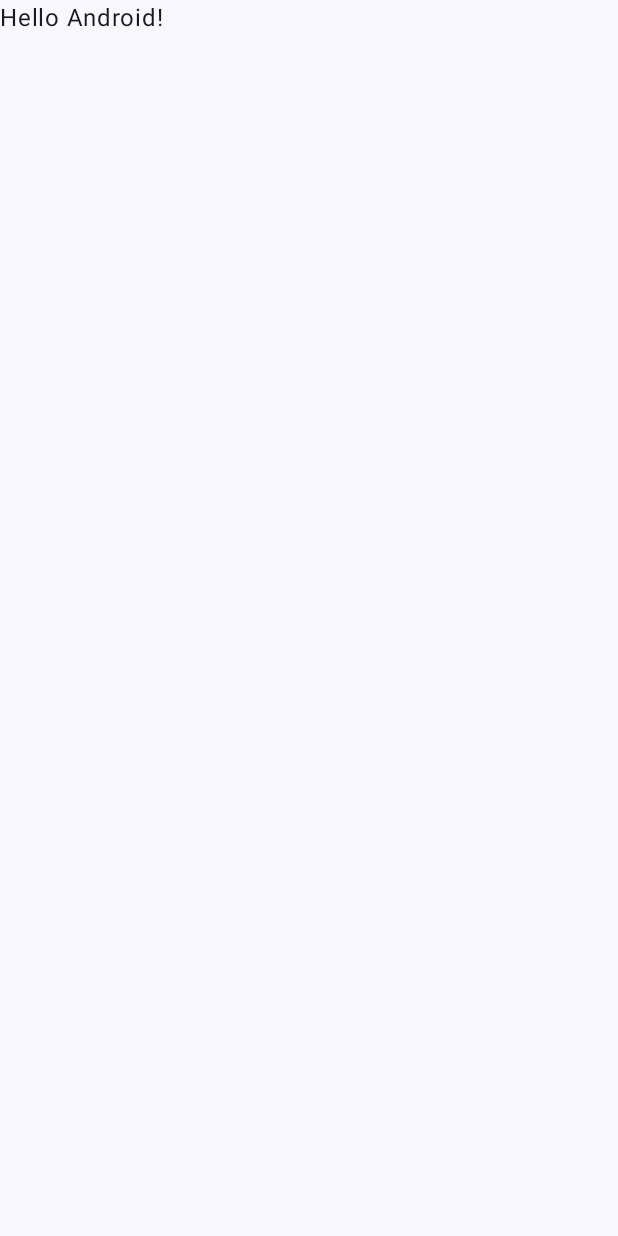
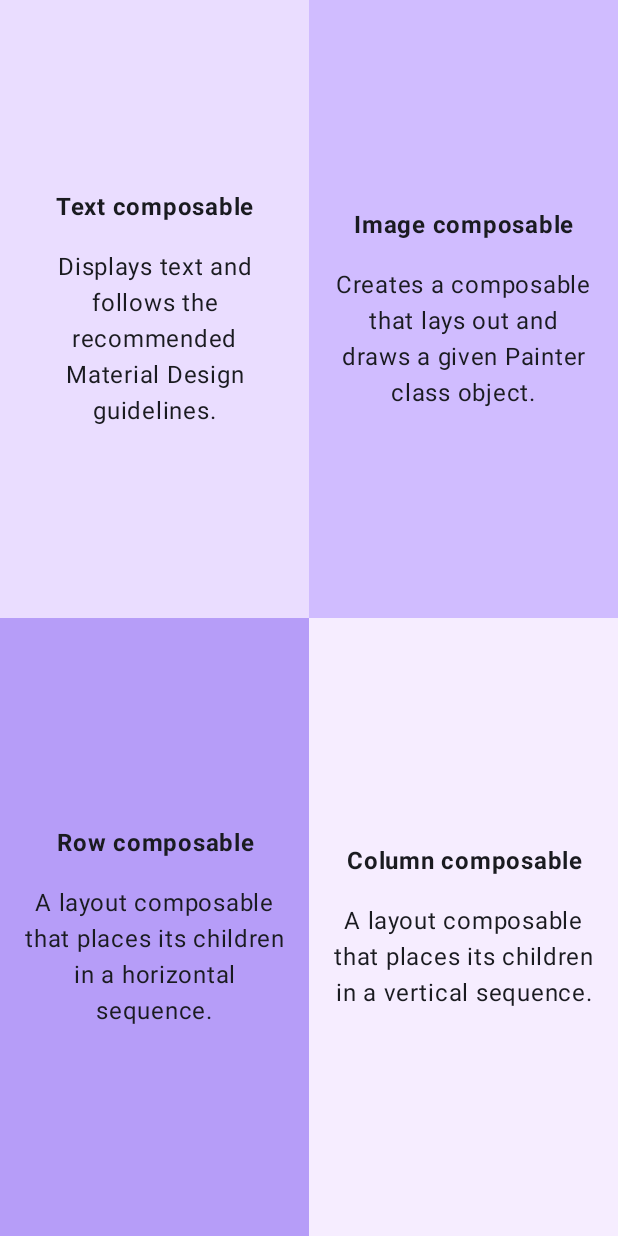
Before and after one commit to KatePril/ComposeQuadrant, an Android app built with Jetpack Compose: the screen it shows after launch (MainActivity), on a phone screen of 412 x 824 dp. Before the commit the screen is almost empty. Run offline under Robolectric (Android 15) with nearby library versions, the phone set to English and light mode, and no system bars.

```diff
--- a/app/src/main/java/com/example/composequadrant/MainActivity.kt
+++ b/app/src/main/java/com/example/composequadrant/MainActivity.kt
@@ -1,15 +1,29 @@
 package com.example.composequadrant
 
+import android.icu.text.CaseMap.Title
 import android.os.Bundle
 import androidx.activity.ComponentActivity
 import androidx.activity.compose.setContent
+import androidx.compose.foundation.layout.Arrangement
+import androidx.compose.foundation.layout.Column
+import androidx.compose.foundation.layout.Row
 import androidx.compose.foundation.layout.fillMaxSize
+import androidx.compose.foundation.layout.fillMaxWidth
+import androidx.compose.foundation.layout.height
+import androidx.compose.foundation.layout.padding
+import androidx.compose.foundation.layout.width
 import androidx.compose.material3.MaterialTheme
 import androidx.compose.material3.Surface
 import androidx.compose.material3.Text
 import androidx.compose.runtime.Composable
+import androidx.compose.ui.Alignment
 import androidx.compose.ui.Modifier
+import androidx.compose.ui.graphics.Color
+import androidx.compose.ui.res.stringResource
+import androidx.compose.ui.text.font.FontWeight
+import androidx.compose.ui.text.style.TextAlign
 import androidx.compose.ui.tooling.preview.Preview
+import androidx.compose.ui.unit.dp
 import com.example.composequadrant.ui.theme.ComposeQuadrantTheme
 
 class MainActivity : ComponentActivity() {
@@ -22,7 +36,7 @@ class MainActivity : ComponentActivity() {
                     modifier = Modifier.fillMaxSize(),
                     color = MaterialTheme.colorScheme.background
                 ) {
-                    Greeting("Android")
+                    App()
                 }
             }
         }
@@ -30,17 +44,85 @@ class MainActivity : ComponentActivity() {
 }
 
 @Composable
-fun Greeting(name: String, modifier: Modifier = Modifier) {
-    Text(
-        text = "Hello $name!",
-        modifier = modifier
-    )
+fun Quadrant(
+    title: String,
+    text: String,
+    color: Color,
+    modifier: Modifier = Modifier
+) {
+    Surface (
+        modifier = modifier,
+        color = color
+    ) {
+        Column(
+            modifier = Modifier
+                .padding(16.dp)
+                .fillMaxSize(),
+            verticalArrangement = Arrangement.Center,
+            horizontalAlignment = Alignment.CenterHorizontally
+        ) {
+            Text(
+                text = title,
+                fontWeight = FontWeight.Bold,
+                modifier = Modifier.padding(bottom = 16.dp),
+                textAlign = TextAlign.Center
+            )
+            Text(
+                text = text,
+                textAlign = TextAlign.Center
+            )
+        }
+    }
+
 }
 
-@Preview(showBackground = true)
 @Composable
-fun GreetingPreview() {
-    ComposeQuadrantTheme {
-        Greeting("Android")
+fun App() {
+    Column (
+        modifier = Modifier.fillMaxSize()
+    ) {
+        Row(
+            modifier = Modifier.weight(1f)
+        ) {
+            Quadrant(
+                title = stringResource(R.string.title_one),
+                text = stringResource(R.string.text_one),
+                color = Color(0xFFEADDFF),
+                modifier = Modifier.weight(1f)
+            )
+            Quadrant(
+                title = stringResource(R.string.title_two),
+                text = stringResource(R.string.text_two),
+                color = Color(0xFFD0BCFF),
+                modifier = Modifier.weight(1f)
+            )
+        }
+        Row(
+            modifier = Modifier.weight(1f)
+        ) {
+            Quadrant(
+                title = stringResource(R.string.title_three),
+                text = stringResource(R.string.text_three),
+                color = Color(0xFFB69DF8),
+                modifier = Modifier.weight(1f)
+            )
+            Quadrant(
+                title = stringResource(R.string.title_four),
+                text = stringResource(R.string.text_four),
+                color = Color(0xFFF6EDFF),
+                modifier = Modifier.weight(1f)
+            )
+        }
     }
 }
+
+@Preview(
+    showBackground = true,
+    showSystemUi = true
+)
+@Composable
+fun QuadrantPreview() {
+    ComposeQuadrantTheme {
+        App()
+    }
+}
--- a/app/src/main/res/values/strings.xml
+++ b/app/src/main/res/values/strings.xml
@@ -1,3 +1,11 @@
 <resources>
     <string name="app_name">Compose quadrant</string>
+    <string name="title_one">Text composable</string>
+    <string name="text_one">Displays text and follows the recommended Material Design guidelines.</string>
+    <string name="title_two">Image composable</string>
+    <string name="text_two">Creates a composable that lays out and draws a given Painter class object.</string>
+    <string name="title_three">Row composable</string>
+    <string name="text_three">A layout composable that places its children in a horizontal sequence.</string>
+    <string name="title_four">Column composable</string>
+    <string name="text_four">A layout composable that places its children in a vertical sequence.</string>
 </resources>
```
